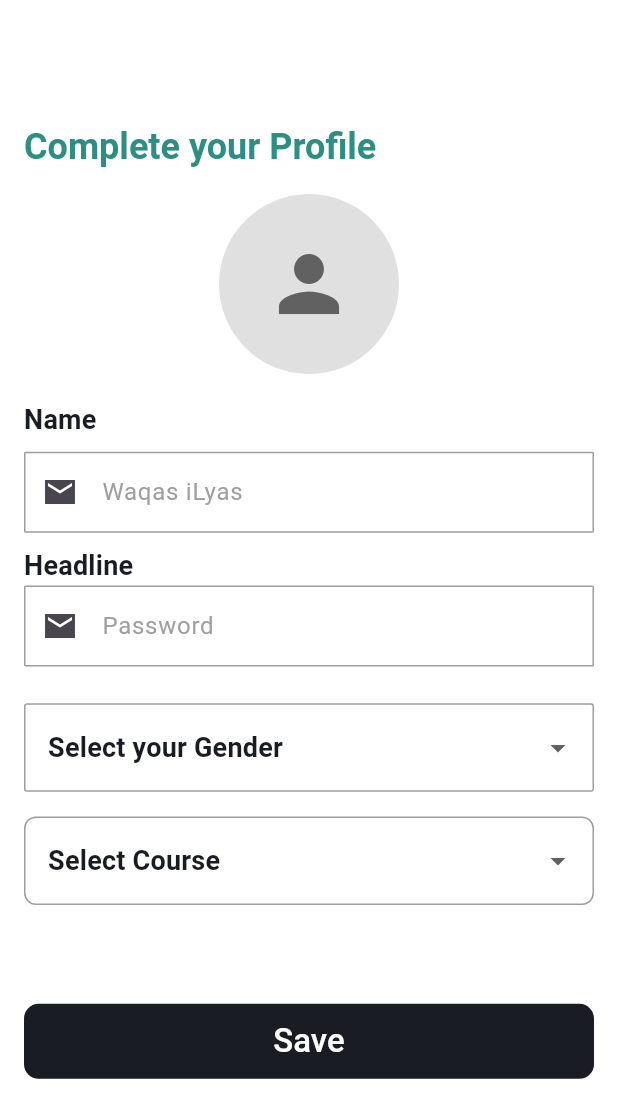
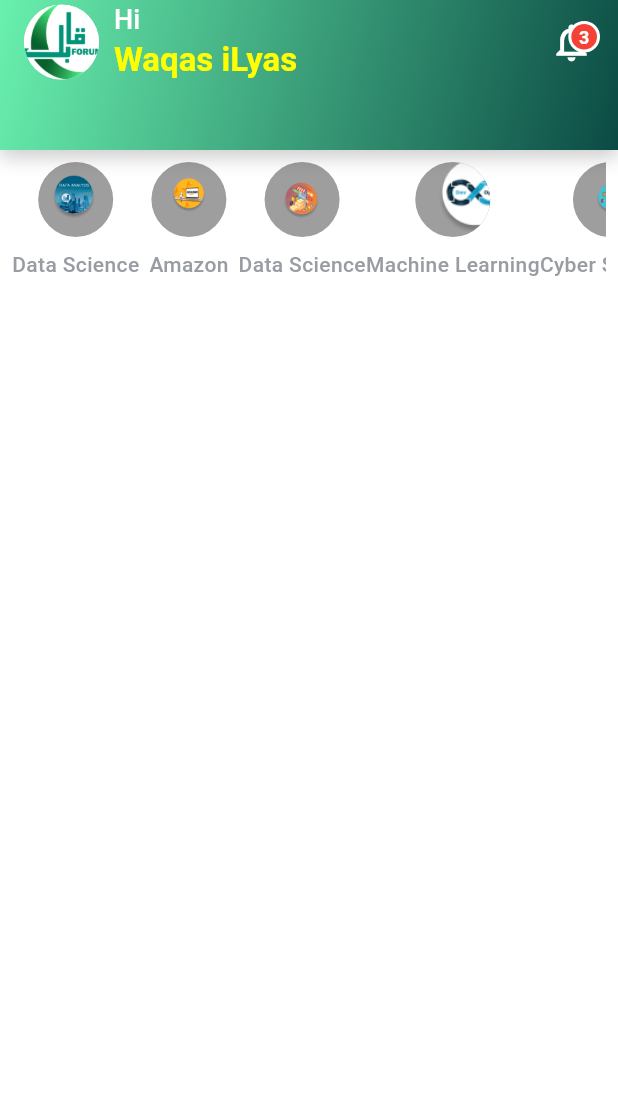
Before and after one commit to waqas1343/Qabil.jobs, a Flutter app: the screen it shows after launch, on a phone screen of 412 x 824 dp. Shown: the top 1118 px of the screen. Run offline on Flutter 3.47's test engine with Material 3 defaults, Android fonts, the phone set to English and light mode, and no system bars; our stand-ins replace image_picker, pinput; Roboto replaces fonts that are missing (KumbhSans-VariableFont_YOPQ,wght.ttf).

Commit message:
appBar
appBar

```diff
--- /dev/null
+++ b/lib/View/dashboard_screens/dashboard_screen.dart
@@ -0,0 +1,25 @@
+import 'package:flutter/material.dart';
+import 'package:qabil_app/constant/custom_appbar/custom_appbar.dart';
+
+import '../../widgets/dashboard_widgets/dashboard_courses.dart';
+
+class DashboardScreen extends StatelessWidget {
+  const DashboardScreen({super.key});
+
+  @override
+  Widget build(BuildContext context) {
+    return Scaffold(
+      appBar: CustomAppBar(
+        greeting: 'Hi',
+        username: 'Waqas iLyas',
+        profileImagePath: 'assets/images/forumLogo.png',
+        notificationCount: 3,
+      ),
+      body: Column(
+        children: [
+          Practice(),
+        ],
+      ),
+    );
+  }
+}
--- /dev/null
+++ b/lib/constant/custom_appbar/custom_appbar.dart
@@ -0,0 +1,126 @@
+import 'package:flutter/material.dart';
+
+class CustomAppBar extends StatelessWidget implements PreferredSizeWidget {
+  final String greeting;
+  final String username;
+  final String profileImagePath;
+  final int notificationCount;
+
+  const CustomAppBar({
+    super.key,
+    required this.greeting,
+    required this.username,
+    required this.profileImagePath,
+    this.notificationCount = 0,
+  });
+
+  @override
+  Widget build(BuildContext context) {
+    return AppBar(
+      automaticallyImplyLeading: false,
+      elevation: 10,
+      flexibleSpace: Container(
+        decoration: BoxDecoration(
+          gradient: LinearGradient(
+            colors: [
+              Colors.greenAccent.shade200,
+              const Color.fromARGB(255, 11, 75, 68),
+            ],
+            begin: Alignment.topLeft,
+            end: Alignment.bottomRight,
+          ),
+          boxShadow: [
+            BoxShadow(
+              color: Colors.black.withOpacity(0.2),
+              blurRadius: 10,
+              offset: const Offset(0, 5),
+            ),
+          ],
+        ),
+      ),
+      title: Row(
+        crossAxisAlignment: CrossAxisAlignment.center,
+        children: [
+          CircleAvatar(
+            radius: 25,
+            backgroundColor: Colors.white,
+            child: ClipOval(
+              child: Image.asset(
+                profileImagePath,
+                height: 50,
+                width: 50,
+                fit: BoxFit.cover,
+              ),
+            ),
+          ),
+          const SizedBox(width: 10),
+          Column(
+            crossAxisAlignment: CrossAxisAlignment.start,
+            mainAxisSize: MainAxisSize.min,
+            children: [
+              Text(
+                greeting,
+                style: const TextStyle(
+                  fontSize: 18,
+                  fontWeight: FontWeight.w500,
+                  color: Colors.white,
+                ),
+              ),
+              const SizedBox(height: 2),
+              Text(
+                username,
+                style: const TextStyle(
+                  fontSize: 22,
+                  fontWeight: FontWeight.bold,
+                  color: Colors.yellowAccent,
+                ),
+              ),
+            ],
+          ),
+        ],
+      ),
+      actions: [
+        Padding(
+          padding: const EdgeInsets.only(right: 16.0),
+          child: Stack(
+            clipBehavior: Clip.none,
+            children: [
+              const Icon(
+                Icons.notifications_outlined,
+                size: 30,
+                color: Colors.white,
+              ),
+              if (notificationCount > 0)
+                Positioned(
+                  right: -4,
+                  top: -4,
+                  child: Container(
+                    padding: const EdgeInsets.all(5),
+                    decoration: BoxDecoration(
+                      color: Colors.red,
+                      shape: BoxShape.circle,
+                      border: Border.all(
+                        color: Colors.white,
+                        width: 2,
+                      ),
+                    ),
+                    child: Text(
+                      '$notificationCount',
+                      style: const TextStyle(
+                        color: Colors.white,
+                        fontSize: 12,
+                        fontWeight: FontWeight.bold,
+                      ),
+                    ),
+                  ),
+                ),
+            ],
+          ),
+        ),
+      ],
+    );
+  }
+
+  @override
+  Size get preferredSize => const Size.fromHeight(100);
+}
--- a/lib/main.dart
+++ b/lib/main.dart
@@ -1,10 +1,10 @@
 import 'package:flutter/material.dart';
 import 'package:provider/provider.dart';
+import 'package:qabil_app/View/dashboard_screens/dashboard_screen.dart';
 import 'package:qabil_app/routes/raoutes_screens/routes_screens.dart';
 import 'package:qabil_app/routes/routes_name/routes_names.dart';
 import 'package:qabil_app/utils/text_theme/text_theme.dart';
 import 'package:qabil_app/view_model/providers/multi_providers.dart';
-import 'View/auth/complete_profile/complete_profile.dart';
 
 void main() {
   runApp(const MyApp());
@@ -18,10 +18,10 @@ class MyApp extends StatelessWidget {
     return MultiProvider(
       providers: multiAppProviders,
       child: MaterialApp(
-        initialRoute: RouteNames.completP,
+        initialRoute: RouteNames.dashboard,
         routes: RouteScreens.getScreens(),
         theme: AppTheme.theme,
-        home: CompleteProfile(),
+        home: DashboardScreen(),
       ),
     );
   }
--- a/lib/routes/raoutes_screens/routes_screens.dart
+++ b/lib/routes/raoutes_screens/routes_screens.dart
@@ -1,6 +1,7 @@
 import 'package:flutter/material.dart';
 import 'package:qabil_app/View/auth/signup_screen/mentor_register_screen.dart';
 import 'package:qabil_app/View/auth/signup_screen/student_rigister_screen.dart';
+import 'package:qabil_app/View/dashboard_screens/dashboard_screen.dart';
 
 import '../../View/auth/complete_profile/complete_profile.dart';
 import '../../View/auth/forget_password_screens/enter_otp.dart';
@@ -26,6 +27,7 @@ class RouteScreens {
       RouteNames.login: (context) => LoginScreen(),
       RouteNames.registersStudentScreen: (context) => StudentRigisterScreen(),
       RouteNames.completP: (context) => CompleteProfile(),
+      RouteNames.dashboard: (context) => DashboardScreen(),
 
       //bottom navigation
 
--- /dev/null
+++ b/lib/view_model/Lists/courses_category_list.dart
@@ -0,0 +1,10 @@
+final List<Map<String, String>> categories = [
+  {'image': 'assets/images/Ellipse 21.png', 'name': 'Data Science'},
+  {'image': 'assets/images/Ellipse 22.png', 'name': 'Amazon'},
+  {'image': 'assets/images/Ellipse 24.png', 'name': 'Data Science'},
+  {'image': 'assets/images/Ellipse 25.png', 'name': 'Machine Learning'},
+  {'image': 'assets/images/Ellipse 26.png', 'name': 'Cyber Security'},
+  {'image': 'assets/images/Ellipse 27.png', 'name': 'Web Development'},
+  {'image': 'assets/images/Ellipse 28.png', 'name': 'Mobile Development'},
+  {'image': 'assets/images/FLUTTER-removebg-preview 1.png', 'name': 'Flutter'},
+];
--- /dev/null
+++ b/lib/view_model/controller/course_select_controller/course_select_scontroller.dart
@@ -0,0 +1,12 @@
+import 'package:flutter/material.dart';
+
+class Providerc with ChangeNotifier {
+  int? selectedIndex;
+
+
+
+  void toggleSelection(int index) {
+    selectedIndex = selectedIndex == index ? null : index;
+    notifyListeners();
+  }
+}
--- a/lib/view_model/providers/multi_providers.dart
+++ b/lib/view_model/providers/multi_providers.dart
@@ -2,6 +2,7 @@ import 'package:provider/provider.dart';
 import 'package:qabil_app/view_model/providers/corse_select_provider.dart';
 import 'package:qabil_app/view_model/providers/select%20gender.dart';
 
+import '../controller/course_select_controller/course_select_scontroller.dart';
 import '../controller/image_picker/image_picker_controller.dart';
 
 final List<ChangeNotifierProvider> multiAppProviders = [
@@ -9,4 +10,5 @@ final List<ChangeNotifierProvider> multiAppProviders = [
   ChangeNotifierProvider<GenderProvider>(create: (_) => GenderProvider()),
   ChangeNotifierProvider<ImagePickerController>(
       create: (_) => ImagePickerController()),
+  ChangeNotifierProvider<Providerc>(create: (_) => Providerc()),
 ];
--- /dev/null
+++ b/lib/widgets/dashboard_widgets/dashboard_courses.dart
@@ -0,0 +1,72 @@
+import 'package:flutter/material.dart';
+import 'package:provider/provider.dart';
+
+import '../../view_model/Lists/courses_category_list.dart';
+import '../../view_model/controller/course_select_controller/course_select_scontroller.dart';
+
+class Practice extends StatelessWidget {
+  Practice({super.key});
+
+  @override
+  Widget build(BuildContext context) {
+    final proProvider = Provider.of<Providerc>(context);
+
+    return Column(
+      children: [
+        Padding(
+          padding: const EdgeInsets.all(8.0),
+          child: Container(
+            height: 120,
+            width: double.infinity,
+            child: ListView.builder(
+              itemCount: categories.length,
+              scrollDirection: Axis.horizontal,
+              itemBuilder: (context, index) {
+                final isSelected = proProvider.selectedIndex == index;
+                return GestureDetector(
+                  onTap: () {
+                    proProvider.toggleSelection(index);
+                  },
+                  child: Column(
+                    mainAxisSize: MainAxisSize.min,
+                    children: [
+                      AnimatedContainer(
+                        margin: const EdgeInsets.symmetric(horizontal: 8.0),
+                        decoration: BoxDecoration(
+                          shape: BoxShape.circle,
+                          color: isSelected ? Colors.blue : Colors.grey,
+                        ),
+                        height: isSelected ? 80 : 50,
+                        width: isSelected ? 80 : 50,
+                        duration: const Duration(milliseconds: 300),
+                        alignment: Alignment.center,
+                        child: ClipOval(
+                          child: Image.asset(
+                            categories[index]['image']!,
+                            height: isSelected ? 100 : 80,
+                            width: isSelected ? 100 : 80,
+                            fit: BoxFit.cover,
+                          ),
+                        ),
+                      ),
+                      if (!isSelected) const SizedBox(height: 8),
+                      if (!isSelected)
+                        Text(
+                          categories[index]['name']!,
+                          style: const TextStyle(
+                            fontSize: 14,
+                            fontWeight: FontWeight.w500,
+                          ),
+                        ),
+                    ],
+                  ),
+                );
+              },
+            ),
+          ),
+        ),
+        const SizedBox(height: 20),
+      ],
+    );
+  }
+}
```
Also changed, not shown: assets/images/Ellipse 21.png (added), assets/images/Ellipse 22.png (added), assets/images/Ellipse 24.png (added), assets/images/Ellipse 25.png (added), assets/images/Ellipse 26.png (added), assets/images/Ellipse 27.png (added), assets/images/Ellipse 28.png (added), assets/images/FLUTTER-removebg-preview 1.png (added).
